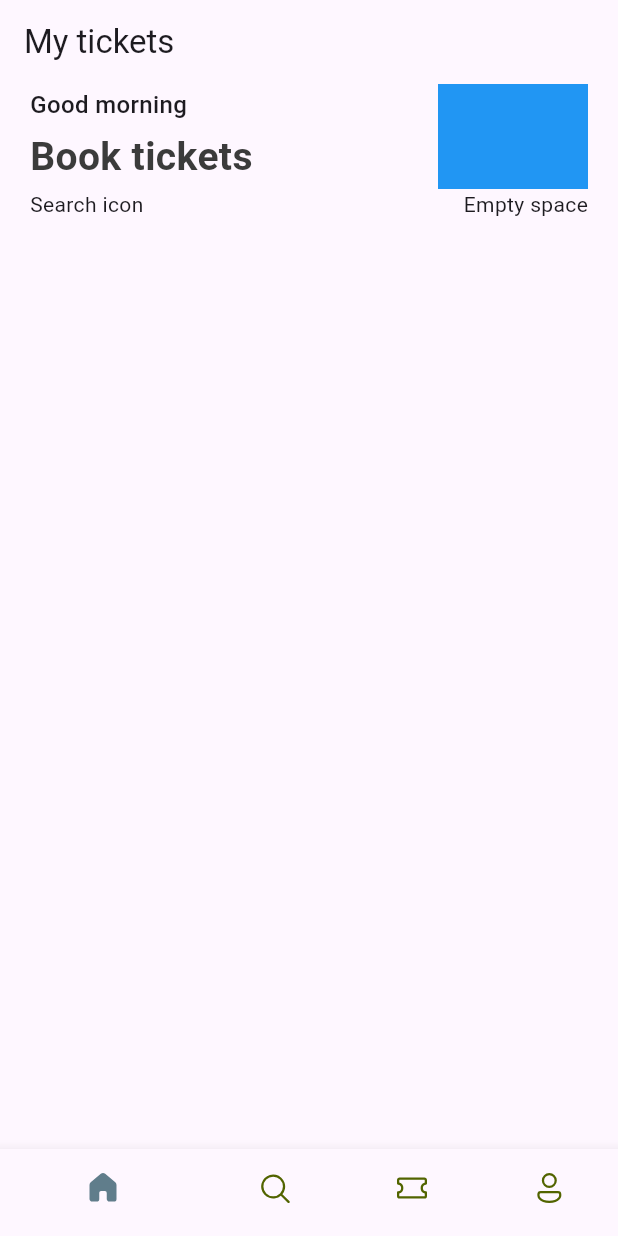
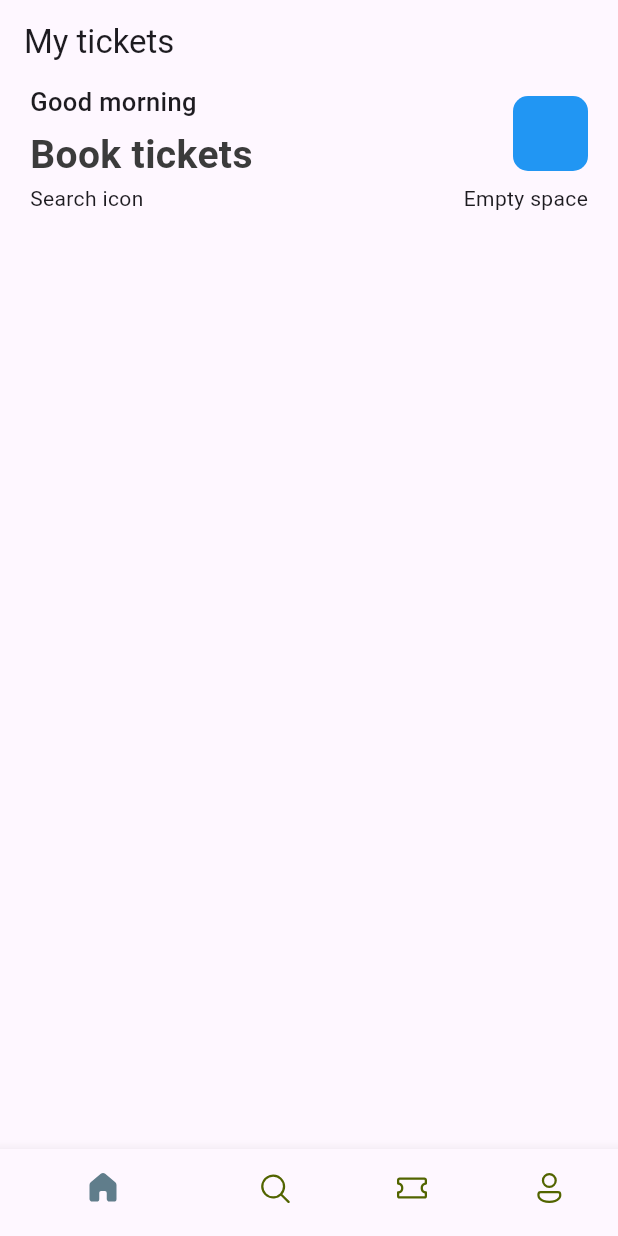
Before and after one commit to xperience9/ticket_app, a Flutter app: the screen it shows after launch, on a phone screen of 412 x 824 dp. Run offline on Flutter 3.47's test engine with Material 3 defaults, Android fonts, the phone set to English and light mode, and no system bars; our stand-ins replace fluentui_icons.

Commit message:
assets added

```diff
--- a/lib/base/res/styles/app_styles.dart
+++ b/lib/base/res/styles/app_styles.dart
@@ -1 +1,16 @@
-class AppStyles {}
+import 'package:flutter/material.dart';
+
+Color primary = const Color(0xFF687daf);
+
+class AppStyles {
+  static Color primaryColor = primaryColor;
+  static Color textColor = const Color(0xFF3b3b3b);
+
+  static TextStyle headlineStyle1 =
+      TextStyle(fontSize: 26, fontWeight: FontWeight.bold, color: textColor);
+
+  static TextStyle headlineStyle3 = const TextStyle(
+    fontSize: 17,
+    fontWeight: FontWeight.w500,
+  );
+}
--- a/lib/screens/home_screen.dart
+++ b/lib/screens/home_screen.dart
@@ -1,4 +1,5 @@
 import 'package:flutter/material.dart';
+import 'package:ticket_app/base/res/styles/app_styles.dart';
 
 class HomeScreen extends StatelessWidget {
   const HomeScreen({super.key});
@@ -15,33 +16,29 @@ class HomeScreen extends StatelessWidget {
                 Row(
                   mainAxisAlignment: MainAxisAlignment.spaceBetween,
                   children: [
-                    const Column(
+                    Column(
                       crossAxisAlignment: CrossAxisAlignment.start,
                       children: [
                         Text(
                           "Good morning",
-                          style: TextStyle(
-                            fontSize: 16,
-                            fontWeight: FontWeight.w500,
-                          ),
+                          style: AppStyles.headlineStyle3,
                         ),
-                        SizedBox(
+                        const SizedBox(
                           height: 5,
                         ),
                         Text(
                           "Book tickets",
-                          style: TextStyle(
-                            fontSize: 26,
-                            fontWeight: FontWeight.bold,
-                            color: Color(0xFF3b3b3b),
-                          ),
+                          style: AppStyles.headlineStyle1,
                         ),
                       ],
                     ),
                     Container(
-                      color: Colors.blue,
-                      width: 100,
-                      height: 70,
+                      width: 50,
+                      height: 50,
+                      decoration: BoxDecoration(
+                        color: Colors.blue,
+                        borderRadius: BorderRadius.circular(10),
+                      ),
                     ),
                   ],
                 ),
```
Also changed, not shown: images/city_view.png (added), images/city_view_1.png (added), images/city_view_2.png (added), images/city_view_3.png (added), images/flutter car app.jpg (added), images/hotel_room.png (added), images/hotel_room_1.png (added), images/hotel_room_view_1.png (added), images/hotel_room_view_2.png (added), images/hotel_room_view_3.png (added), images/logo.png (added), images/plane_sit.jpg (added), images/pool_view.png (added), images/pool_view_1.png (added), 3 more files.
